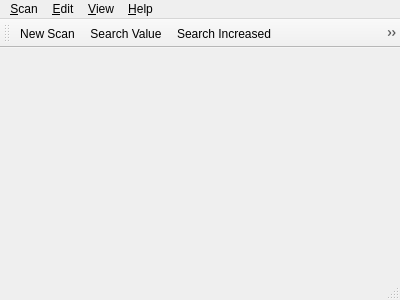
BeyondCy/memedit0x0, file mainwindow.ui: the form before one commit.
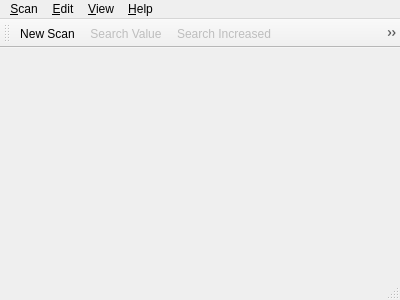
The form after the commit. Icons and pictures are not drawn.

The edit to the form file:
```diff
--- a/mainwindow.ui
+++ b/mainwindow.ui
@@ -88,6 +88,7 @@
    <addaction name="actionSearch_Value"/>
    <addaction name="actionSearch_Increased"/>
    <addaction name="actionSearch_Decreased"/>
+   <addaction name="actionRefresh"/>
    <addaction name="actionPoke_Address"/>
   </widget>
   <action name="actionNew_Scan">
@@ -109,6 +110,9 @@
    </property>
   </action>
   <action name="actionSearch_Value">
+   <property name="enabled">
+    <bool>false</bool>
+   </property>
    <property name="icon">
     <iconset resource="icons.qrc">
      <normaloff>:/new/icons/icons/coins.png</normaloff>:/new/icons/icons/coins.png</iconset>
@@ -124,6 +128,9 @@
    </property>
   </action>
   <action name="actionSearch_Increased">
+   <property name="enabled">
+    <bool>false</bool>
+   </property>
    <property name="icon">
     <iconset resource="icons.qrc">
      <normaloff>:/new/icons/icons/coins_add.png</normaloff>:/new/icons/icons/coins_add.png</iconset>
@@ -139,6 +146,9 @@
    </property>
   </action>
   <action name="actionSearch_Decreased">
+   <property name="enabled">
+    <bool>false</bool>
+   </property>
    <property name="icon">
     <iconset resource="icons.qrc">
      <normaloff>:/new/icons/icons/coins_delete.png</normaloff>:/new/icons/icons/coins_delete.png</iconset>
@@ -154,6 +164,9 @@
    </property>
   </action>
   <action name="actionPoke_Address">
+   <property name="enabled">
+    <bool>false</bool>
+   </property>
    <property name="icon">
     <iconset resource="icons.qrc">
      <normaloff>:/new/icons/icons/brick_edit.png</normaloff>:/new/icons/icons/brick_edit.png</iconset>
@@ -192,6 +205,24 @@
     <string>About</string>
    </property>
   </action>
+  <action name="actionRefresh">
+   <property name="enabled">
+    <bool>false</bool>
+   </property>
+   <property name="icon">
+    <iconset resource="icons.qrc">
+     <normaloff>:/new/icons/icons/refresh.png</normaloff>:/new/icons/icons/refresh.png</iconset>
+   </property>
+   <property name="text">
+    <string>Refresh Scan</string>
+   </property>
+   <property name="toolTip">
+    <string>Refresh values</string>
+   </property>
+   <property name="shortcut">
+    <string>F5</string>
+   </property>
+  </action>
  </widget>
  <layoutdefault spacing="6" margin="11"/>
  <resources>
```
Left out of the diff: 9 changed lines with no effect on the pictures.
